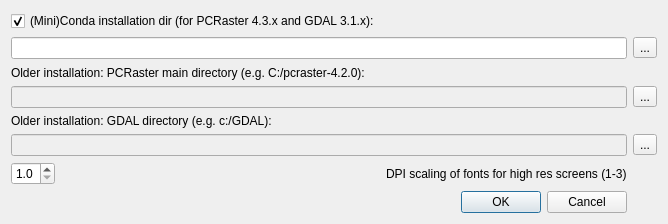
Above: nutshelloptions.ui from vjetten/NutShell before the change. Below: the same form after it.
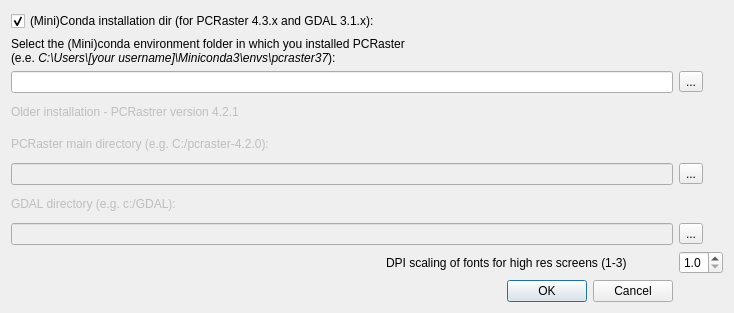
That is the form after the change. Icons and pictures are not drawn.

Commit message: // better integration with miniconda install

What changed in the file:
```diff
--- a/nutshelloptions.ui
+++ b/nutshelloptions.ui
@@ -9,22 +9,15 @@
    <rect>
     <x>0</x>
     <y>0</y>
-    <width>614</width>
-    <height>224</height>
+    <width>734</width>
+    <height>313</height>
    </rect>
   </property>
   <property name="windowTitle">
    <string>Directories to software</string>
   </property>
   <layout class="QGridLayout" name="gridLayout">
-   <item row="1" column="0" colspan="2">
-    <widget class="QLineEdit" name="lineEdit_CondaDir">
-     <property name="enabled">
-      <bool>true</bool>
-     </property>
-    </widget>
-   </item>
-   <item row="1" column="2">
+   <item row="3" column="2">
     <widget class="QToolButton" name="toolButton_2">
      <property name="text">
       <string>...</string>
@@ -35,7 +28,114 @@
      </property>
     </widget>
    </item>
-   <item row="6" column="0">
+   <item row="0" column="0">
+    <widget class="QCheckBox" name="checkBoxInstallation">
+     <property name="text">
+      <string>(Mini)Conda installation dir (for PCRaster 4.3.x and GDAL 3.1.x):</string>
+     </property>
+     <property name="checked">
+      <bool>true</bool>
+     </property>
+    </widget>
+   </item>
+   <item row="2" column="0" colspan="2">
+    <widget class="QLabel" name="label_3">
+     <property name="text">
+      <string>&lt;html&gt;&lt;head/&gt;&lt;body&gt;&lt;p&gt;Select the (Mini)conda environment folder in which you installed PCRaster &lt;br/&gt;(e.e. &lt;span style=&quot; font-style:italic;&quot;&gt;C:\Users\[your username]\Miniconda3\envs\pcraster37&lt;/span&gt;):&lt;/p&gt;&lt;/body&gt;&lt;/html&gt;</string>
+     </property>
+    </widget>
+   </item>
+   <item row="9" column="1">
+    <widget class="QLabel" name="label_2">
+     <property name="text">
+      <string>DPI scaling of fonts for high res screens (1-3)</string>
+     </property>
+    </widget>
+   </item>
+   <item row="8" column="2">
+    <widget class="QToolButton" name="toolButton_4">
+     <property name="text">
+      <string>...</string>
+     </property>
+     <property name="icon">
+      <iconset resource="nutshellqt.qrc">
+       <normaloff>:/resources/directory_open.png</normaloff>:/resources/directory_open.png</iconset>
+     </property>
+    </widget>
+   </item>
+   <item row="6" column="0" colspan="2">
+    <widget class="QLineEdit" name="lineEdit_pcrcalcDir">
+     <property name="enabled">
+      <bool>false</bool>
+     </property>
+    </widget>
+   </item>
+   <item row="10" column="0" colspan="2">
+    <widget class="QDialogButtonBox" name="buttonBox">
+     <property name="orientation">
+      <enum>Qt::Horizontal</enum>
+     </property>
+     <property name="standardButtons">
+      <set>QDialogButtonBox::Cancel|QDialogButtonBox::Ok</set>
+     </property>
+    </widget>
+   </item>
+   <item row="6" column="2">
+    <widget class="QToolButton" name="toolButton_1">
+     <property name="text">
+      <string>...</string>
+     </property>
+     <property name="icon">
+      <iconset resource="nutshellqt.qrc">
+       <normaloff>:/resources/directory_open.png</normaloff>:/resources/directory_open.png</iconset>
+     </property>
+    </widget>
+   </item>
+   <item row="3" column="0" colspan="2">
+    <widget class="QLineEdit" name="lineEdit_CondaDir">
+     <property name="enabled">
+      <bool>true</bool>
+     </property>
+    </widget>
+   </item>
+   <item row="8" column="0" colspan="2">
+    <widget class="QLineEdit" name="lineEdit_GDALDir">
+     <property name="enabled">
+      <bool>false</bool>
+     </property>
+    </widget>
+   </item>
+   <item row="7" column="0" colspan="2">
+    <widget class="QLabel" name="label_4">
+     <property name="enabled">
+      <bool>false</bool>
+     </property>
+     <property name="text">
+      <string>GDAL directory (e.g. c:/GDAL):</string>
+     </property>
+    </widget>
+   </item>
+   <item row="5" column="0">
+    <widget class="QLabel" name="label_1">
+     <property name="enabled">
+      <bool>false</bool>
+     </property>
+     <property name="text">
+      <string>PCRaster main directory (e.g. C:/pcraster-4.2.0):</string>
+     </property>
+    </widget>
+   </item>
+   <item row="4" column="0">
+    <widget class="QLabel" name="label_5">
+     <property name="enabled">
+      <bool>false</bool>
+     </property>
+     <property name="text">
+      <string>Older installation - PCRastrer version 4.2.1</string>
+     </property>
+    </widget>
+   </item>
+   <item row="9" column="2">
     <widget class="QDoubleSpinBox" name="dpiScale">
      <property name="sizePolicy">
       <sizepolicy hsizetype="Fixed" vsizetype="Fixed">
@@ -57,83 +157,6 @@
      </property>
     </widget>
    </item>
-   <item row="7" column="0" colspan="2">
-    <widget class="QDialogButtonBox" name="buttonBox">
-     <property name="orientation">
-      <enum>Qt::Horizontal</enum>
-     </property>
-     <property name="standardButtons">
-      <set>QDialogButtonBox::Cancel|QDialogButtonBox::Ok</set>
-     </property>
-    </widget>
-   </item>
-   <item row="3" column="0" colspan="2">
-    <widget class="QLineEdit" name="lineEdit_pcrcalcDir">
-     <property name="enabled">
-      <bool>false</bool>
-     </property>
-    </widget>
-   </item>
-   <item row="5" column="2">
-    <widget class="QToolButton" name="toolButton_4">
-     <property name="text">
-      <string>...</string>
-     </property>
-     <property name="icon">
-      <iconset resource="nutshellqt.qrc">
-       <normaloff>:/resources/directory_open.png</normaloff>:/resources/directory_open.png</iconset>
-     </property>
-    </widget>
-   </item>
-   <item row="6" column="1">
-    <widget class="QLabel" name="label_2">
-     <property name="text">
-      <string>DPI scaling of fonts for high res screens (1-3)</string>
-     </property>
-    </widget>
-   </item>
-   <item row="2" column="0" colspan="2">
-    <widget class="QLabel" name="label">
-     <property name="text">
-      <string>Older installation: PCRaster main directory (e.g. C:/pcraster-4.2.0):</string>
-     </property>
-    </widget>
-   </item>
-   <item row="3" column="2">
-    <widget class="QToolButton" name="toolButton_1">
-     <property name="text">
-      <string>...</string>
-     </property>
-     <property name="icon">
-      <iconset resource="nutshellqt.qrc">
-       <normaloff>:/resources/directory_open.png</normaloff>:/resources/directory_open.png</iconset>
-     </property>
-    </widget>
-   </item>
-   <item row="5" column="0" colspan="2">
-    <widget class="QLineEdit" name="lineEdit_GDALDir">
-     <property name="enabled">
-      <bool>false</bool>
-     </property>
-    </widget>
-   </item>
-   <item row="4" column="0" colspan="2">
-    <widget class="QLabel" name="label_4">
-     <property name="text">
-      <string>Older installation: GDAL directory (e.g. c:/GDAL):</string>
-     </property>
-    </widget>
-   </item>
-   <item row="0" column="0">
-    <widget class="QCheckBox" name="checkBoxInstallation">
-     <property name="text">
-      <string>(Mini)Conda installation dir (for PCRaster 4.3.x and GDAL 3.1.x):</string>
-     </property>
-     <property name="checked">
-      <bool>true</bool>
-     </property>
-    </widget>
-   </item>
   </layout>
  </widget>
  <resources>
```
The commit also changes 10 other files.
